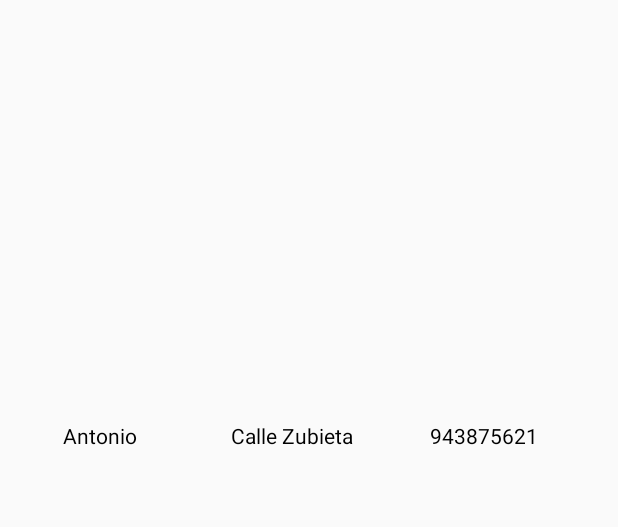
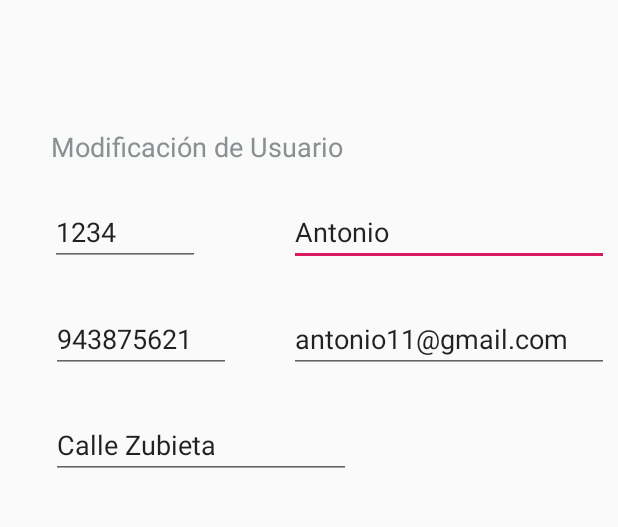
Before and after one commit to mikels111/Desayunos, an Android app: the Actividad_admin screen opened directly, with no data from a screen before it, after a tap on "Antonio", on a phone screen of 412 x 824 dp, the part 84-611 px from its top. Run offline under Robolectric (Android 15) with nearby library versions, the phone set to English and light mode, and no system bars.

Commit message:
Clase de admin: carga los usuarios, al seleccionar uno lleva a la actividad modificarCliente

```diff
--- a/app/src/main/AndroidManifest.xml
+++ b/app/src/main/AndroidManifest.xml
@@ -11,7 +11,8 @@
         android:roundIcon="@mipmap/ic_launcher_round"
         android:supportsRtl="true"
         android:theme="@style/AppTheme">
-        <activity android:name=".Actividad_admin"></activity>
+        <activity android:name=".ModificarCliente"></activity>
+        <activity android:name=".Actividad_admin" />
         <activity android:name=".Actividad_4" />
         <activity android:name=".Actividad_3" />
         <activity android:name=".Actividad_2" />
--- a/app/src/main/java/com/example/desayunoscebanc/Actividad_admin.java
+++ b/app/src/main/java/com/example/desayunoscebanc/Actividad_admin.java
@@ -2,6 +2,7 @@ package com.example.desayunoscebanc;
 
 import androidx.appcompat.app.AppCompatActivity;
 
+import android.content.Intent;
 import android.database.Cursor;
 import android.database.sqlite.SQLiteDatabase;
 import android.os.Bundle;
@@ -14,11 +15,17 @@ import android.widget.ListView;
 import android.widget.TextView;
 import android.widget.Toast;
 
+import java.io.FileNotFoundException;
+import java.io.FileOutputStream;
+import java.io.IOException;
+import java.io.ObjectOutputStream;
+import java.io.Serializable;
 import java.util.ArrayList;
 
-public class Actividad_admin extends AppCompatActivity {
+public class Actividad_admin extends AppCompatActivity{
 
     ListView lista;
+    TextView prueba;
     @Override
     protected void onCreate(Bundle savedInstanceState) {
         super.onCreate(savedInstanceState);
@@ -32,27 +39,33 @@ public class Actividad_admin extends AppCompatActivity {
         final SQLiteDatabase bd = bdDesayunos.getWritableDatabase();
 
 
-        Cursor c=bd.rawQuery("SELECT CodCliente,Contrasena,Nombre,Direccion,Telefono,Email FROM Cliente",null);
-        if(c.moveToFirst()){
+        Cursor cursor=bd.rawQuery("SELECT CodCliente,Contrasena,Nombre,Direccion,Telefono,Email FROM Cliente",null);
+        if(cursor.moveToFirst()){
             do{
-                int codCliente=c.getInt(0);
-                int contrasena=c.getInt(1);
-                String nombre=c.getString(2);
-                String direccion=c.getString(3);
-                String telefono=c.getString(4);
-                String email=c.getString(5);
+                int codCliente=cursor.getInt(0);
+                int contrasena=cursor.getInt(1);
+                String nombre=cursor.getString(2);
+                String direccion=cursor.getString(3);
+                String telefono=cursor.getString(4);
+                String email=cursor.getString(5);
 
                 Cliente cli=new Cliente(codCliente,contrasena,nombre,direccion,telefono,email);
                 listaCliente.add(cli);
-            }while(c.moveToNext());
+            }while(cursor.moveToNext());
         }
+        cursor.close();
+
         ClienteListAdapter adapter=new ClienteListAdapter(this,R.layout.cliente_adaptador,listaCliente);
         lista.setAdapter(adapter);
 
         lista.setOnItemClickListener(new AdapterView.OnItemClickListener() {
             @Override
             public void onItemClick(AdapterView<?> parent, View view, int position, long id) {
-
+                Intent intent=new Intent(Actividad_admin.this,ModificarCliente.class);
+                Cliente obj=(Cliente)parent.getAdapter().getItem(position);
+                //Cliente cli=new Cliente(obj);
+                intent.putExtra("cliente",obj);
+                startActivity(intent);
             }
         });
 
--- a/app/src/main/java/com/example/desayunoscebanc/Cliente.java
+++ b/app/src/main/java/com/example/desayunoscebanc/Cliente.java
@@ -1,6 +1,8 @@
 package com.example.desayunoscebanc;
 
-public class Cliente {
+import java.io.Serializable;
+
+public class Cliente implements Serializable {
     private int codCliente;
     private int contrasena;
     private String nombre;
@@ -15,6 +17,7 @@ public class Cliente {
         numero=num;
         email=correo;
     }
+
     public int getCodCliente(){
         return codCliente;
     }
--- /dev/null
+++ b/app/src/main/java/com/example/desayunoscebanc/ModificarCliente.java
@@ -0,0 +1,37 @@
+package com.example.desayunoscebanc;
+
+import androidx.appcompat.app.AppCompatActivity;
+
+import android.content.Intent;
+import android.os.Bundle;
+import android.widget.EditText;
+
+public class ModificarCliente extends AppCompatActivity {
+
+    EditText editNombre,editContrasena,editTelefono,editEmail,editDireccion;
+    @Override
+    protected void onCreate(Bundle savedInstanceState) {
+        super.onCreate(savedInstanceState);
+        setContentView(R.layout.activity_modificar_cliente);
+
+        editNombre=findViewById(R.id.editNombre);
+        editContrasena=findViewById(R.id.editContrasena);
+        editDireccion=findViewById(R.id.editDireccion);
+        editEmail=findViewById(R.id.editEmail);
+        editTelefono=findViewById(R.id.editNumero);
+
+        Intent intent=getIntent();
+        Cliente cliente=(Cliente)intent.getSerializableExtra("cliente");
+        if (cliente != null) {
+            editNombre.setText(cliente.getNombre());
+        }
+        editContrasena.setText(String.valueOf(cliente.getContrasena()));
+        editDireccion.setText(cliente.getDireccion());
+        editEmail.setText(cliente.getEmail());
+        editTelefono.setText(cliente.getNumero());
+
+
+
+
+    }
+}
--- a/app/src/main/res/layout/activity_actividad_admin.xml
+++ b/app/src/main/res/layout/activity_actividad_admin.xml
@@ -6,6 +6,20 @@
     android:layout_height="match_parent"
     tools:context=".Actividad_admin">
 
+    <TextView
+        android:id="@+id/textView21"
+        android:layout_width="wrap_content"
+        android:layout_height="wrap_content"
+        android:text="Clientes
+"
+        android:textColor="#889091"
+        android:textSize="18sp"
+        app:layout_constraintBottom_toBottomOf="parent"
+        app:layout_constraintEnd_toEndOf="parent"
+        app:layout_constraintHorizontal_bias="0.156"
+        app:layout_constraintStart_toStartOf="parent"
+        app:layout_constraintTop_toTopOf="parent"
+        app:layout_constraintVertical_bias="0.115" />
     <ListView
         android:id="@+id/lstClientes"
         android:layout_width="wrap_content"
--- /dev/null
+++ b/app/src/main/res/layout/activity_modificar_cliente.xml
@@ -0,0 +1,96 @@
+<?xml version="1.0" encoding="utf-8"?>
+<androidx.constraintlayout.widget.ConstraintLayout xmlns:android="http://schemas.android.com/apk/res/android"
+    xmlns:app="http://schemas.android.com/apk/res-auto"
+    xmlns:tools="http://schemas.android.com/tools"
+    android:layout_width="match_parent"
+    android:layout_height="match_parent"
+    tools:context=".ModificarCliente">
+
+    <TextView
+        android:id="@+id/textView21"
+        android:layout_width="wrap_content"
+        android:layout_height="wrap_content"
+        android:text="Modificación de Usuario"
+        android:textColor="#889091"
+        android:textSize="18sp"
+        app:layout_constraintBottom_toBottomOf="parent"
+        app:layout_constraintEnd_toEndOf="parent"
+        app:layout_constraintHorizontal_bias="0.156"
+        app:layout_constraintStart_toStartOf="parent"
+        app:layout_constraintTop_toTopOf="parent"
+        app:layout_constraintVertical_bias="0.115" />
+
+    <EditText
+        android:id="@+id/editNombre"
+        android:layout_width="wrap_content"
+        android:layout_height="wrap_content"
+        android:ems="10"
+        android:inputType="textPersonName"
+        android:shadowColor="#FFFFFF"
+        android:textColorHighlight="#21A5C5"
+        android:textColorLink="#FFFFFF"
+        app:layout_constraintBottom_toBottomOf="parent"
+        app:layout_constraintEnd_toEndOf="parent"
+        app:layout_constraintHorizontal_bias="0.969"
+        app:layout_constraintStart_toStartOf="parent"
+        app:layout_constraintTop_toTopOf="parent"
+        app:layout_constraintVertical_bias="0.183" />
+
+    <EditText
+        android:id="@+id/editContrasena"
+        android:layout_width="100dp"
+        android:layout_height="wrap_content"
+        android:ems="10"
+        android:inputType="text"
+        android:textColorHighlight="#21A5C5"
+        android:textColorLink="#FFFFFF"
+        app:layout_constraintBottom_toBottomOf="parent"
+        app:layout_constraintEnd_toEndOf="parent"
+        app:layout_constraintHorizontal_bias="0.106"
+        app:layout_constraintStart_toStartOf="parent"
+        app:layout_constraintTop_toTopOf="parent"
+        app:layout_constraintVertical_bias="0.183" />
+
+    <EditText
+        android:id="@+id/editDireccion"
+        android:layout_width="200dp"
+        android:layout_height="wrap_content"
+        android:ems="10"
+        android:inputType="textPersonName"
+        android:textColorHighlight="#21A5C5"
+        app:layout_constraintBottom_toBottomOf="parent"
+        app:layout_constraintEnd_toEndOf="parent"
+        app:layout_constraintHorizontal_bias="0.161"
+        app:layout_constraintStart_toStartOf="parent"
+        app:layout_constraintTop_toTopOf="parent"
+        app:layout_constraintVertical_bias="0.379"  />
+
+    <EditText
+        android:id="@+id/editNumero"
+        android:layout_width="120dp"
+        android:layout_height="wrap_content"
+        android:ems="10"
+        android:inputType="number"
+        android:textColorHighlight="#21A5C5"
+        app:layout_constraintBottom_toBottomOf="parent"
+        app:layout_constraintEnd_toEndOf="parent"
+        app:layout_constraintHorizontal_bias="0.116"
+        app:layout_constraintStart_toStartOf="parent"
+        app:layout_constraintTop_toTopOf="parent"
+        app:layout_constraintVertical_bias="0.281" />
+
+    <EditText
+        android:id="@+id/editEmail"
+        android:layout_width="wrap_content"
+        android:layout_height="wrap_content"
+        android:ems="10"
+        android:inputType="textEmailAddress"
+        android:textColorHighlight="#21A5C5"
+        app:layout_constraintBottom_toBottomOf="parent"
+        app:layout_constraintEnd_toEndOf="parent"
+        app:layout_constraintHorizontal_bias="0.969"
+        app:layout_constraintStart_toStartOf="parent"
+        app:layout_constraintTop_toTopOf="parent"
+        app:layout_constraintVertical_bias="0.281"/>
+
+</androidx.constraintlayout.widget.ConstraintLayout>
```
